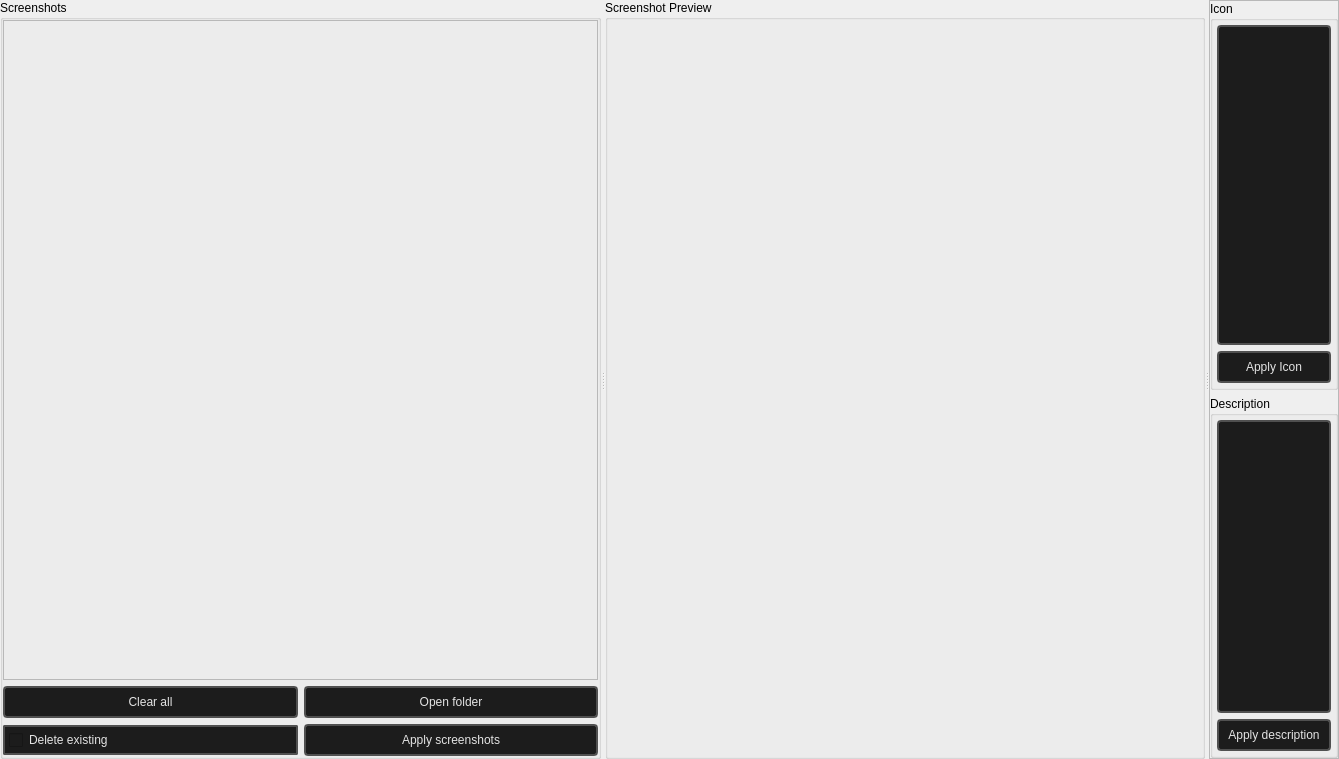
Qt form loading_editor/loading_editor_mainwindow.ui (dertwist/Hammer5Tools) before a commit.
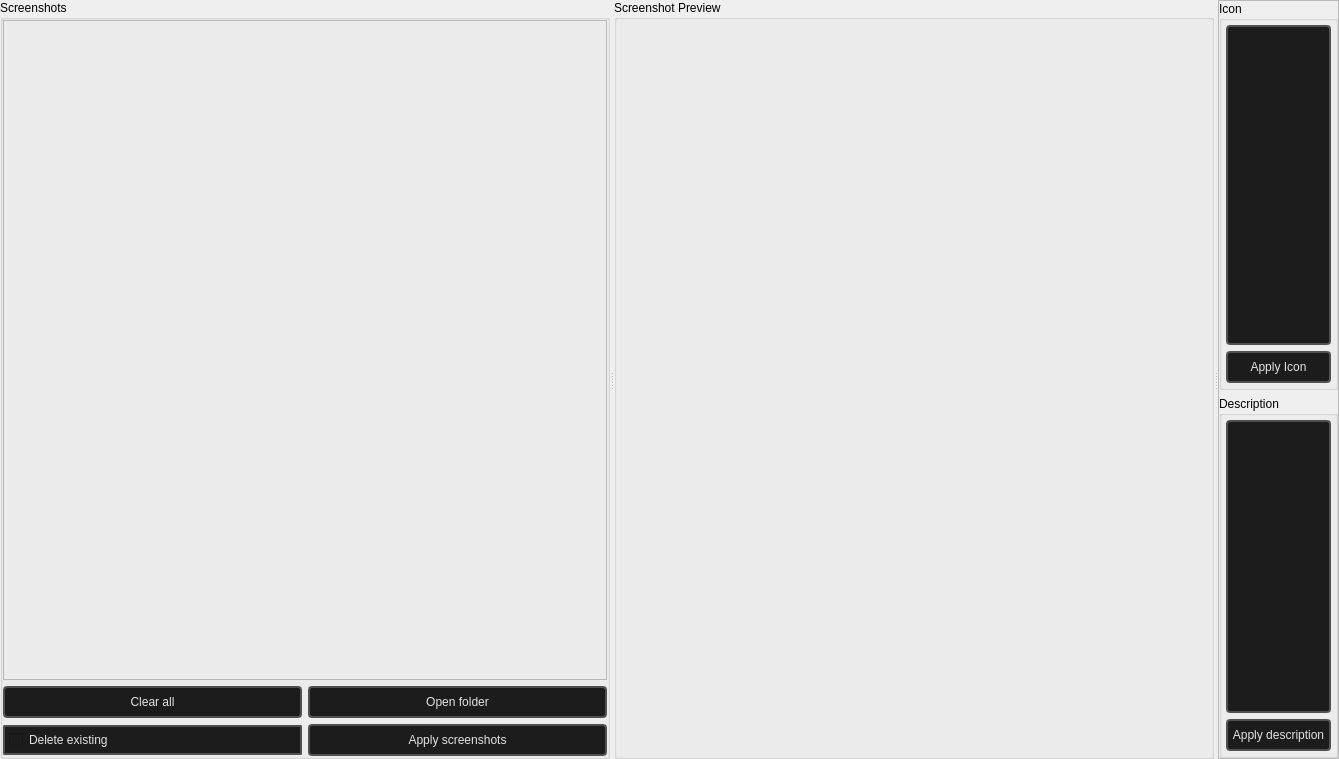
The same form after that commit.

Commit message: [SmartPropEditor] New UI draft, compile function update

Patch:
```diff
--- a/loading_editor/loading_editor_mainwindow.ui
+++ b/loading_editor/loading_editor_mainwindow.ui
@@ -36,7 +36,13 @@
        </sizepolicy>
       </property>
       <property name="orientation">
-       <enum>Qt::Orientation::Horizontal</enum>
+       <enum>Qt::Horizontal</enum>
+      </property>
+      <property name="opaqueResize">
+       <bool>true</bool>
+      </property>
+      <property name="handleWidth">
+       <number>4</number>
       </property>
       <widget class="QGroupBox" name="screenshots">
        <property name="sizePolicy">
@@ -74,13 +80,13 @@
             <number>0</number>
            </property>
            <property name="leftMargin">
-            <number>4</number>
+            <number>0</number>
            </property>
            <property name="topMargin">
             <number>4</number>
            </property>
            <property name="rightMargin">
-            <number>4</number>
+            <number>0</number>
            </property>
            <property name="bottomMargin">
             <number>4</number>
@@ -342,14 +348,17 @@
          <string>Screenshot Preview</string>
         </property>
         <layout class="QVBoxLayout" name="verticalLayout_6">
+         <property name="spacing">
+          <number>6</number>
+         </property>
          <property name="leftMargin">
-          <number>4</number>
+          <number>0</number>
          </property>
          <property name="topMargin">
           <number>4</number>
          </property>
          <property name="rightMargin">
-          <number>4</number>
+          <number>0</number>
          </property>
          <property name="bottomMargin">
           <number>4</number>
```
Left out of the diff: 17 changed lines with no effect on the pictures. The commit also changes 8 other files.
